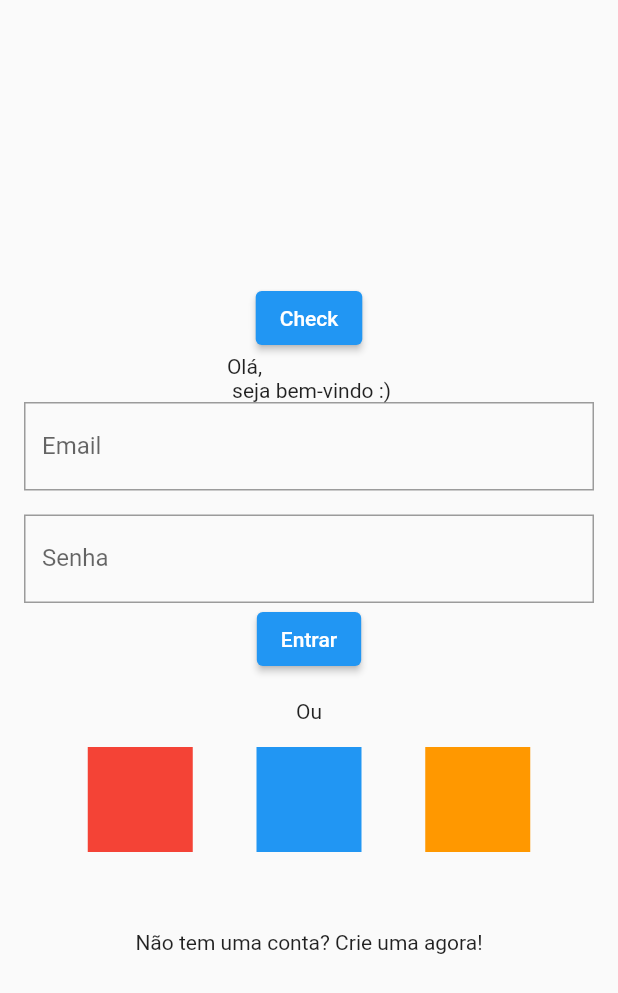
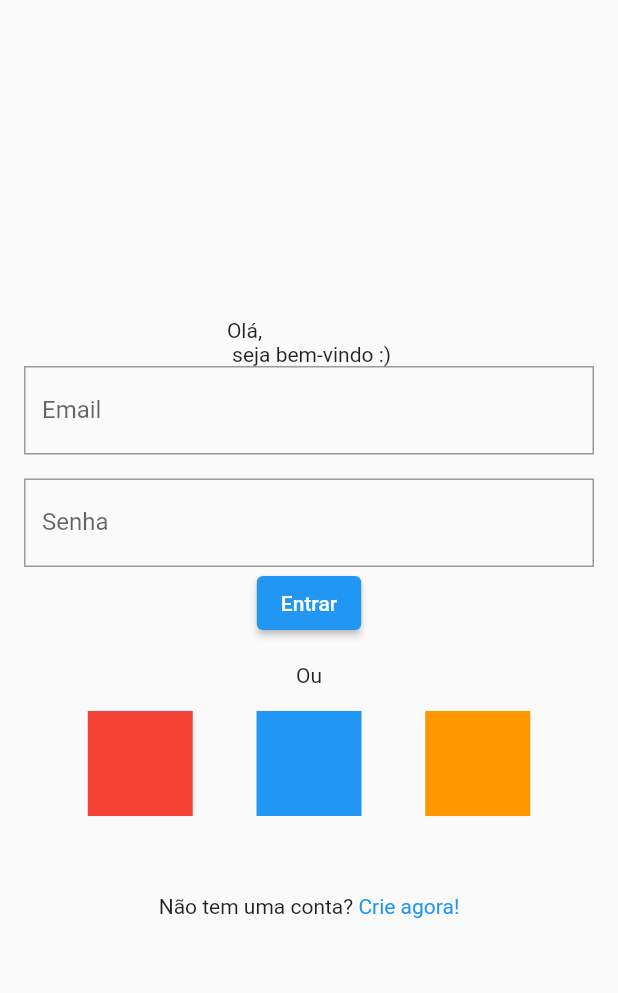
Before and after one commit to iCarlosAugusto/myBooknote, a Flutter app: the screen it shows after launch, on a phone screen of 412 x 824 dp. Shown: the top 993 px of the screen. Run offline on Flutter 3.47's test engine with Material 2 defaults, Android fonts, the phone set to English and light mode, and no system bars; our stand-ins replace auto_size_text, cloud_firestore, dotted_border, expandable, file_picker, firebase_auth and 8 more; accounts and stored records are empty; generated files the repository leaves out were written again.

Commit message:
Criado a página inicial de registro

```diff
--- a/lib/pages/authentication/authentication_page.dart
+++ b/lib/pages/authentication/authentication_page.dart
@@ -1,6 +1,8 @@
 import 'package:firebase_auth/firebase_auth.dart';
+import 'package:flutter/gestures.dart';
 import 'package:flutter/material.dart';
 import 'package:flutter_mobx/flutter_mobx.dart';
+import 'package:go_router/go_router.dart';
 import 'package:mybooknote/pages/authentication/authentication_controller.dart';
 import 'package:mybooknote/widgets/button_widget.dart';
 import 'package:mybooknote/widgets/textfieldWidget.dart';
@@ -21,8 +23,7 @@ class AuthenticationPage extends StatelessWidget {
             child: Column(
               mainAxisAlignment: MainAxisAlignment.center,
               children: [
-                ElevatedButton(onPressed: controller.checkUser, child: Text('Check')),
-                Text('Olá, \n seja bem-vindo :)'),
+                const Text('Olá, \n seja bem-vindo :)'),
                 TextfieldWidget(
                     labelText: 'Email',
                     hintText: 'Ex: carlos@gmail.com',
@@ -64,10 +65,19 @@ class AuthenticationPage extends StatelessWidget {
                     ),
                   ],
                 ),
-                const Padding(
-                  padding: EdgeInsets.only(top: 52),
-                  child: Text('Não tem uma conta? Crie uma agora!'),
-                )
+                Padding(
+                    padding: const EdgeInsets.only(top: 52),
+                    child: Text.rich(
+                      TextSpan(text: 'Não tem uma conta? ', children: [
+                        TextSpan(
+                            text: 'Crie agora!',
+                            recognizer: TapGestureRecognizer()
+                              ..onTap = () {
+                                context.pushNamed('/createAccount');
+                              },
+                            style: const TextStyle(color: Colors.blue))
+                      ]),
+                    ))
               ],
             ),
           ),
--- a/lib/routes/routes.dart
+++ b/lib/routes/routes.dart
@@ -4,6 +4,7 @@ import 'package:go_router/go_router.dart';
 import 'package:mybooknote/entities/anotation_entity.dart';
 import 'package:mybooknote/pages/anotation/anotation_page.dart';
 import 'package:mybooknote/pages/authentication/authentication_page.dart';
+import 'package:mybooknote/pages/createAccount/create_account_page.dart';
 import 'package:mybooknote/pages/createAnotation/create_anotation_page.dart';
 import 'package:mybooknote/pages/subject_page/subject_page.dart';
 import 'package:mybooknote/routes/global_context.dart';
@@ -47,5 +48,13 @@ final GoRouter router = GoRouter(
         return AnotationPage(data: data);
       },
     ),
+
+    GoRoute(
+      path: '/createAccount',
+      name: '/createAccount',
+      builder: (BuildContext context, GoRouterState state) {
+        return const CreateAccountPage();
+      },
+    ),
   ],
 );
```
Also changed, not shown: lib/pages/createAccount/create_account_page.dart (added, +16 -0 lines), lib/pages/createAccount/create_account_controller.dart (added).
